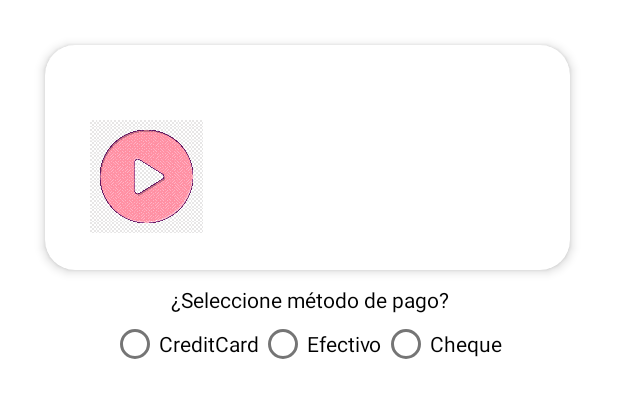
After one commit to gerabe28/MaterialDesignLogin, an Android app: the layout content_item.xml on its own in the app's theme, with its tools: preview values and no code run, on a phone screen of 412 x 824 dp. The commit adds this screen. Shown: the top 398 px of the screen. Run offline under Robolectric (Android 15) with nearby library versions, the phone set to English and light mode, and no system bars.

Commit message:
CardsView

```diff
--- /dev/null
+++ b/app/src/main/res/layout/content_item.xml
@@ -0,0 +1,115 @@
+<?xml version="1.0" encoding="utf-8"?>
+
+
+<androidx.cardview.widget.CardView xmlns:android="http://schemas.android.com/apk/res/android"
+
+    android:layout_width="match_parent"
+    android:layout_height="wrap_content"
+    xmlns:app="http://schemas.android.com/apk/res-auto"
+    android:id="@+id/cardview"
+    android:layout_margin="10dp"
+    app:cardCornerRadius="30dp"
+    android:outlineSpotShadowColor="@color/colorPrimaryDark"
+   >
+
+    <androidx.cardview.widget.CardView
+        android:layout_width="350dp"
+        android:layout_height="150dp"
+        android:layout_margin="20dp"
+        app:cardCornerRadius="20dp"
+        app:cardElevation="4dp">
+
+        <RelativeLayout
+            android:id="@+id/boxRelative"
+            android:layout_width="350dp"
+            android:layout_height="169dp"
+            android:layout_marginTop="20dp"
+            android:minHeight="200dp"
+            app:layout_constraintEnd_toEndOf="parent"
+            app:layout_constraintStart_toStartOf="parent"
+            app:layout_constraintTop_toTopOf="parent">
+
+
+            <de.hdodenhof.circleimageview.CircleImageView
+                android:id="@+id/imageCard"
+                android:layout_width="75dp"
+                android:layout_height="75dp"
+                android:layout_marginLeft="30dp"
+                android:layout_marginTop="30dp"
+                android:background="@drawable/img_backback"></de.hdodenhof.circleimageview.CircleImageView>
+
+            <TextView
+                android:id="@+id/titleCiudad"
+                android:layout_width="350dp"
+                android:layout_height="wrap_content"
+                android:layout_alignParentEnd="true"
+                android:gravity="center"
+                android:layout_marginTop="4dp" />
+
+            <TextView
+                android:id="@+id/descriptionCiudad"
+                android:layout_width="match_parent"
+                android:layout_height="wrap_content"
+                android:layout_below="@id/titleCiudad"
+                android:layout_alignParentEnd="true"
+                android:layout_marginStart="7dp"
+                android:layout_marginTop="10dp"
+                android:layout_marginEnd="5dp"
+                android:layout_toEndOf="@+id/imageCard"
+                android:textAlignment="gravity" />
+
+        </RelativeLayout>
+
+    </androidx.cardview.widget.CardView>
+
+    <RelativeLayout
+        android:id="@+id/boxRelative2"
+        android:layout_width="match_parent"
+        android:layout_height="58dp"
+        android:layout_below="@+id/boxRelative"
+        android:layout_marginTop="180dp">
+
+        <TextView
+            android:id="@+id/textpago"
+            android:layout_width="match_parent"
+            android:layout_height="wrap_content"
+            android:layout_marginBottom="10dp"
+            android:gravity="center"
+            android:text="¿Seleccione método de pago?"
+            android:textColor="#000" />
+
+        <RadioGroup
+            android:layout_width="wrap_content"
+            android:layout_height="wrap_content"
+            android:layout_below="@id/textpago"
+            android:layout_alignParentStart="true"
+            android:layout_alignParentEnd="true"
+            android:layout_marginStart="0dp"
+            android:layout_marginEnd="3dp"
+            android:checkedButton="@+id/first"
+            android:gravity="center"
+            android:orientation="horizontal">
+
+            <RadioButton
+                android:id="@+id/opcTarjetaCredito"
+                android:layout_width="wrap_content"
+                android:layout_height="20dp"
+                android:text="CreditCard" />
+
+            <RadioButton
+                android:id="@+id/opcEfectivo"
+                android:layout_width="wrap_content"
+                android:layout_height="20dp"
+                android:text="Efectivo" />
+
+            <RadioButton
+                android:id="@+id/opcCheque"
+                android:layout_width="wrap_content"
+                android:layout_height="20dp"
+                android:text="Cheque" />
+        </RadioGroup>
+
+
+    </RelativeLayout>
+
+</androidx.cardview.widget.CardView>
```
Also changed, not shown: app/build.gradle (+7 -0 lines), app/src/main/java/com/example/materialdesign/EncuestaActivity.kt (+12 -0 lines), app/src/main/java/com/example/materialdesign/ListSelectionRecyclerViewAdapter.kt (added, +39 -0 lines), app/src/main/java/com/example/materialdesign/ListSelectionViewHolder.kt (added, +10 -0 lines), app/src/main/java/com/example/materialdesign/Opcion2Activity.kt (+25 -0 lines), app/src/main/res/layout/activity_encuesta.xml (+10 -0 lines), app/src/main/res/layout/activity_opcion2.xml (+8 -3 lines), app/src/main/res/layout/list_selection_view_holder.xml (added, +7 -0 lines), app/src/main/res/drawable-hdpi/img_backback.png (added), app/src/main/res/drawable-xhdpi/img_cusco.jpg (added), app/src/main/res/drawable-xhdpi/img_iquitos.jpg (added).
